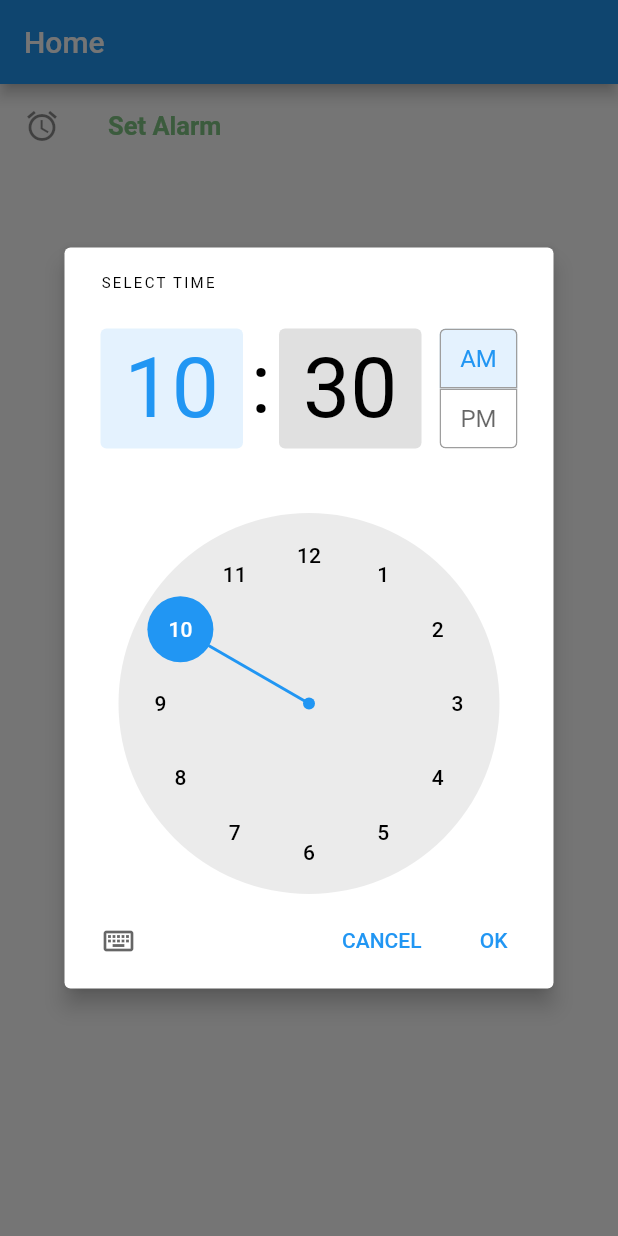
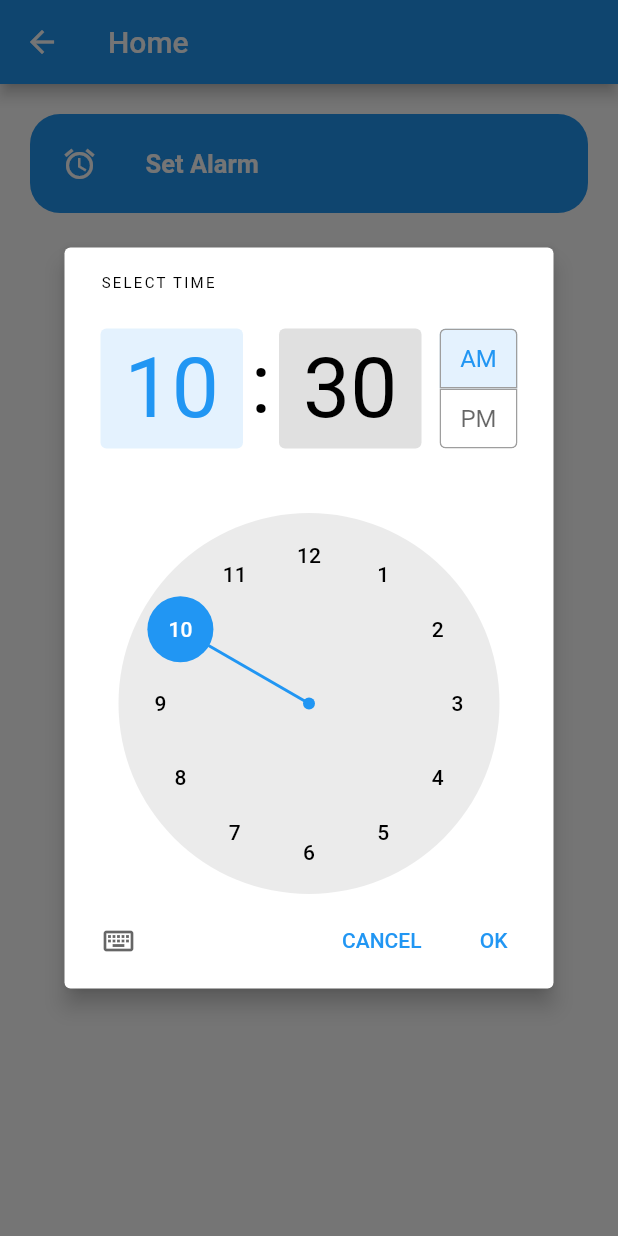
Before and after one commit to iWOLFSTEIN/Alarm-Flutter, a Flutter app: the screen it shows after launch, after a tap on "Set Alarm", on a phone screen of 412 x 824 dp. Run offline on Flutter 3.47's test engine with Material 2 defaults, Android fonts, the phone set to English and light mode, and no system bars; our stand-ins replace flutter_local_notifications, shared_preferences.

Commit message:
handover to client

```diff
--- a/lib/home_screen.dart
+++ b/lib/home_screen.dart
@@ -1,32 +1,26 @@
-import 'package:alarm_app/NotificationScheduler.dart';
+// ignore_for_file: avoid_print
 import 'package:flutter/material.dart';
-// import 'package:flutter_background_service/flutter_background_service.dart';
+import 'package:shared_preferences/shared_preferences.dart';
+import '../notification_scheduler.dart';
 
 class HomeScreen extends StatefulWidget {
-  HomeScreen({Key? key}) : super(key: key);
+  const HomeScreen({Key? key}) : super(key: key);
 
   @override
   State<HomeScreen> createState() => _HomeScreenState();
 }
 
 class _HomeScreenState extends State<HomeScreen> {
-  @override
-  Widget build(BuildContext context) {
-    return Scaffold(
-      appBar: AppBar(title: Text("Home")),
-      backgroundColor: Colors.white,
-      body: Container(
-        color: Colors.white,
-        child: ListTile(
-          onTap: () async {
-            var time = await showTimePicker(
-                context: context, initialTime: TimeOfDay.now());
+  int counter = 0;
+
+  clock() async {
+    var time =
+        await showTimePicker(context: context, initialTime: TimeOfDay.now());
 
     // in case if picker is not cancelled
     if (time != null) {
       // the notification schedule function take DateTime object while TimePicker returns
       // TimeOfDay object so here is TimeOfDay is converted to DateTime
-
       var currentDateTime = DateTime.now();
       var day = currentDateTime.day + 1;
 
@@ -45,7 +39,7 @@ class _HomeScreenState extends State<HomeScreen> {
         time.minute,
       );
       print(
-                  "Alarm Time is ${day}/${currentDateTime.month}/${currentDateTime.year} at ${time.hour}:${time.minute}");
+          "Alarm Time is $day/${currentDateTime.month}/${currentDateTime.year} at ${time.hour}:${time.minute}");
       int id = currentDateTime.millisecondsSinceEpoch;
 
       // Schedule a notification with specific time and message
@@ -53,19 +47,48 @@ class _HomeScreenState extends State<HomeScreen> {
         scheduledNotificationDateTime: settime,
         notificationBody: "Alarm for ${time.hour % 12}:${time.minute}",
         channelId: (id % 10000000).toInt(),
+      );
+      // add(currentDateTime);
+    }
+  }
 
-              );
-            }
-          },
-          leading: Icon(Icons.alarm),
-          title: Text(
+  // add(DateTime currentDateTime) async {
+  //   counter = counter + 1;
+  //   final prefs = await SharedPreferences.getInstance();
+  //   prefs.setString('alarm$counter', '$currentDateTime');
+  //   print('Mehdi');
+  //   print(prefs.getString('alarm1'));
+  // }
+
+  @override
+  Widget build(BuildContext context) {
+    return Scaffold(
+      appBar: AppBar(title: const Text("Home")),
+      backgroundColor: Colors.white,
+      body: Column(
+        children: [
+          Container(
+            padding: const EdgeInsets.all(5),
+            margin: const EdgeInsets.all(20),
+            decoration: const BoxDecoration(
+                color: Colors.blue,
+                borderRadius: BorderRadius.all(Radius.circular(20))),
+            child: ListTile(
+              onTap: clock,
+              leading: const Icon(
+                Icons.alarm,
+                color: Colors.white,
+              ),
+              title: const Text(
                 "Set Alarm",
                 style: TextStyle(
                     fontSize: 17,
                     fontWeight: FontWeight.w600,
-                color: Colors.green.shade300),
+                    color: Colors.white),
               ),
             ),
+          ),
+        ],
       ),
     );
   }
--- a/lib/main.dart
+++ b/lib/main.dart
@@ -1,13 +1,11 @@
-import 'package:alarm_app/home_screen.dart';
+import 'package:alarm_app/welcome_screen.dart';
 import 'package:flutter/material.dart';
-// import 'package:flutter_background_service/flutter_background_service.dart';
 import 'package:flutter_local_notifications/flutter_local_notifications.dart';
 
 final FlutterLocalNotificationsPlugin flutterLocalNotificationsPlugin =
     FlutterLocalNotificationsPlugin();
 Future<void> main() async {
   WidgetsFlutterBinding.ensureInitialized();
-
 
   var initializationSettingsAndroid =
       const AndroidInitializationSettings('@mipmap/ic_launcher');
@@ -36,11 +34,12 @@ class MyApp extends StatelessWidget {
   @override
   Widget build(BuildContext context) {
     return MaterialApp(
+      debugShowCheckedModeBanner: false,
       title: 'Flutter Demo',
       theme: ThemeData(
         primarySwatch: Colors.blue,
       ),
-      home: HomeScreen(),
+      home: const WelcomeScreen(),
     );
   }
 }
--- /dev/null
+++ b/lib/welcome_screen.dart
@@ -0,0 +1,44 @@
+import 'package:alarm_app/home_screen.dart';
+import 'package:flutter/material.dart';
+
+class WelcomeScreen extends StatefulWidget {
+  const WelcomeScreen({Key? key}) : super(key: key);
+
+  @override
+  _WelcomeScreenState createState() => _WelcomeScreenState();
+}
+
+class _WelcomeScreenState extends State<WelcomeScreen> {
+  @override
+  void initState() {
+    super.initState();
+    wait();
+  }
+
+  wait() async {
+    await Future.delayed(const Duration(milliseconds: 1500));
+    Navigator.push(
+      context,
+      MaterialPageRoute(
+        builder: (context) => const HomeScreen(),
+      ),
+    );
+  }
+
+  @override
+  Widget build(BuildContext context) {
+    return const Scaffold(
+      backgroundColor: Colors.white,
+      body: Center(
+        child: Text(
+          'Alarm Notification',
+          style: TextStyle(
+            color: Colors.blue,
+            fontSize: 30,
+            fontWeight: FontWeight.bold,
+          ),
+        ),
+      ),
+    );
+  }
+}
```
Also changed, not shown: pubspec.yaml (+2 -6 lines), lib/notification_scheduler.dart (renamed from lib/NotificationScheduler.dart), pubspec.lock. Lines whose indentation alone changed are shown as unchanged.
